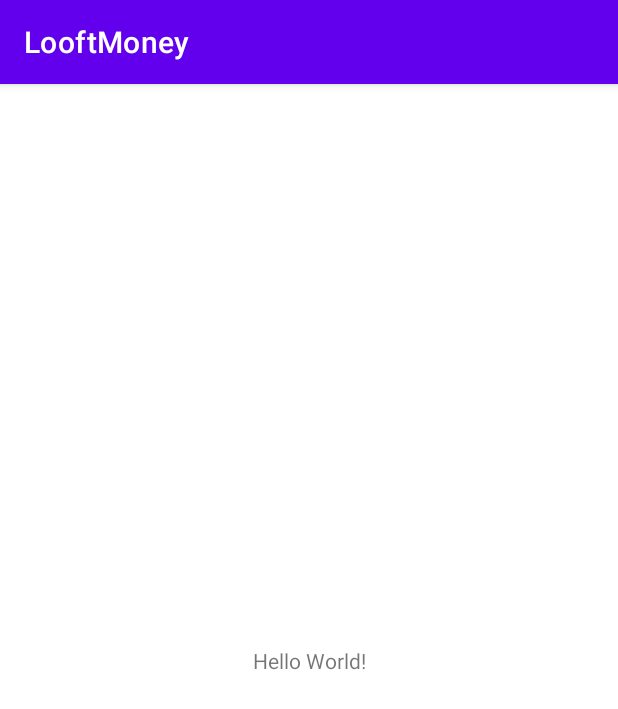
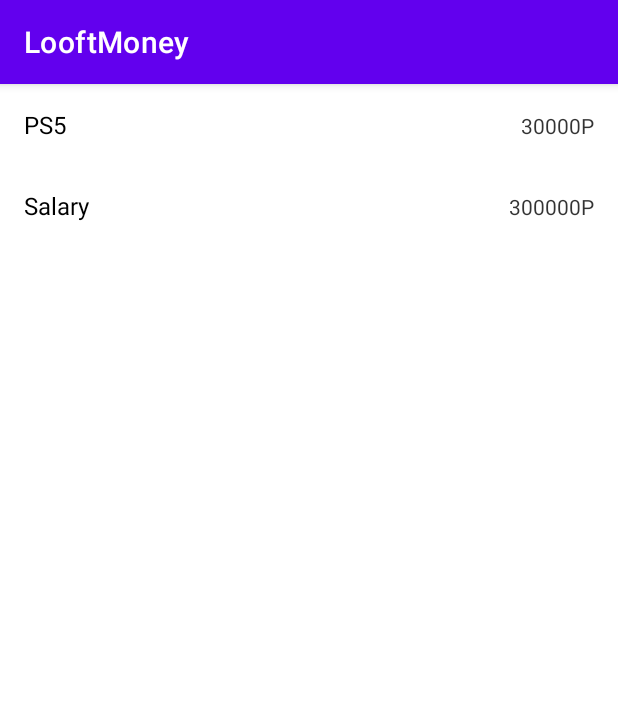
Before and after one commit to Ooz61/LooftMoney, an Android app: the MainActivity screen opened directly, with no data from a screen before it, on a phone screen of 412 x 824 dp. Shown: the top 709 px of the screen. Run offline under Robolectric (Android 15) with nearby library versions, the phone set to English and light mode, and no system bars.

Commit message:
add "Lists"

```diff
--- a/app/src/main/AndroidManifest.xml
+++ b/app/src/main/AndroidManifest.xml
@@ -9,7 +9,8 @@
         android:roundIcon="@mipmap/ic_launcher_round"
         android:supportsRtl="true"
         android:theme="@style/Theme.LooftMoney">
-        <activity android:name=".AddItemActivity"></activity>
+        <activity android:name=".cells.MoneyCellAdapter"></activity>
+        <activity android:name=".AddItemActivity" />
         <activity android:name=".MainActivity">
             <intent-filter>
                 <action android:name="android.intent.action.MAIN" />
--- a/app/src/main/java/com/example/looftmoney/MainActivity.java
+++ b/app/src/main/java/com/example/looftmoney/MainActivity.java
@@ -1,14 +1,25 @@
 package com.example.looftmoney;
-
-import androidx.appcompat.app.AppCompatActivity;
-import androidx.recyclerview.widget.RecyclerView;
 
 import android.content.Intent;
 import android.os.Bundle;
+import android.widget.Toast;
+
+import com.example.looftmoney.cells.MoneyCellAdapter;
+import com.example.looftmoney.cells.MoneyCellAdapterClick;
+import com.example.looftmoney.cells.MoneyItem;
+
+import java.util.ArrayList;
+import java.util.List;
+
+import androidx.appcompat.app.AppCompatActivity;
+import androidx.recyclerview.widget.LinearLayoutManager;
+import androidx.recyclerview.widget.RecyclerView;
 
 public class MainActivity extends AppCompatActivity {
 
     private RecyclerView itemsView;
+
+    private MoneyCellAdapter moneyCellAdapter = new MoneyCellAdapter();
 
     @Override
     protected void onCreate(Bundle savedInstanceState) {
@@ -19,9 +30,40 @@ public class MainActivity extends AppCompatActivity {
         startActivity(intent);
 
         configureRecyclerView();
+
+        generateMoney();
+    }
+
+    private void generateMoney(){
+        List<MoneyItem> moneyItem = new ArrayList<>();
+        moneyItem.add(new MoneyItem("PS5","30000P"));
+        moneyItem.add(new MoneyItem("Salary", "300000P"));
+
+        moneyCellAdapter.setData(moneyItem);
     }
 
     private void configureRecyclerView() {
         itemsView = findViewById(R.id.itemsView);
+        itemsView.setAdapter(moneyCellAdapter);
+
+        moneyCellAdapter.moneyCellAdapterClick = new MoneyCellAdapterClick() {
+            @Override
+            public void onCellClick(MoneyItem moneyItem) {
+                Toast.makeText(getApplicationContext(),"Cell clicked" + moneyItem.getValue(),Toast.LENGTH_LONG).show();
+            }
+
+            @Override
+            public void OnTitleClick() {
+                Toast.makeText(getApplicationContext(),"Title clicked",Toast.LENGTH_LONG).show();
+
+            }
+        };
+
+        RecyclerView.LayoutManager layoutManager = new LinearLayoutManager(getApplicationContext(),
+                LinearLayoutManager.VERTICAL,false);
+
+        itemsView.setLayoutManager(layoutManager);
+
+
     }
 }
--- /dev/null
+++ b/app/src/main/java/com/example/looftmoney/cells/MoneyCellAdapter.java
@@ -0,0 +1,92 @@
+package com.example.looftmoney.cells;
+
+import android.view.LayoutInflater;
+import android.view.View;
+import android.view.ViewGroup;
+import android.widget.TextView;
+
+import com.example.looftmoney.R;
+
+import java.util.ArrayList;
+import java.util.List;
+
+import androidx.annotation.NonNull;
+import androidx.recyclerview.widget.RecyclerView;
+
+public class MoneyCellAdapter extends RecyclerView.Adapter<MoneyCellAdapter.MoneyViewHolder> {
+
+    private List<MoneyItem> moneyItemList = new ArrayList<>();
+
+    public MoneyCellAdapterClick moneyCellAdapterClick;
+
+    public void setData(List<MoneyItem> moneyItems) {
+        moneyItemList.clear();
+        moneyItemList.addAll(moneyItems);
+
+        notifyDataSetChanged();
+    }
+
+    public void setMoneyCellAdapterClick(MoneyCellAdapterClick moneyCellAdapterClick) {
+        this.moneyCellAdapterClick = moneyCellAdapterClick;
+    }
+
+    @NonNull
+    @Override
+    public MoneyViewHolder onCreateViewHolder(@NonNull ViewGroup parent, int viewType) {
+        LayoutInflater layoutInflater = LayoutInflater.from(parent.getContext());
+        return new MoneyViewHolder(layoutInflater.inflate(R.layout.cell_money,parent, false),
+                moneyCellAdapterClick);
+    }
+
+    @Override
+    public void onBindViewHolder(@NonNull MoneyViewHolder holder, int position) {
+        holder.bind(moneyItemList.get(position));
+    }
+
+    @Override
+    public int getItemCount() {
+        return moneyItemList.size();
+    }
+
+    static class MoneyViewHolder extends RecyclerView.ViewHolder {
+
+        private TextView titleTextView;
+        private TextView valueTextView;
+        private MoneyCellAdapterClick moneyCellAdapterClick;
+
+        public MoneyViewHolder(@NonNull View itemView,MoneyCellAdapterClick moneyCellAdapterClick) {
+            super(itemView);
+
+            this.moneyCellAdapterClick =moneyCellAdapterClick;
+
+            titleTextView = itemView.findViewById(R.id.moneyCellTitleView);
+            valueTextView = itemView.findViewById(R.id.moneyCellValueView);
+
+        }
+
+        public void bind(MoneyItem moneyItem) {
+            titleTextView.setText(moneyItem.getTitle());
+            valueTextView.setText(moneyItem.getValue());
+
+            itemView.setOnClickListener(new View.OnClickListener() {
+                @Override
+                public void onClick(View v) {
+                    if(moneyCellAdapterClick !=null) {
+                        moneyCellAdapterClick.onCellClick(moneyItem);
+
+                    }
+                }
+            });
+
+            titleTextView.setOnClickListener(new View.OnClickListener() {
+                @Override
+                public void onClick(View v) {
+                    if(moneyCellAdapterClick != null){
+                        moneyCellAdapterClick.OnTitleClick();
+                    }
+                }
+            });
+        }
+    }
+
+}
--- /dev/null
+++ b/app/src/main/java/com/example/looftmoney/cells/MoneyCellAdapterClick.java
@@ -0,0 +1,6 @@
+package com.example.looftmoney.cells;
+
+public interface MoneyCellAdapterClick {
+    void onCellClick(MoneyItem moneyItem);
+    void OnTitleClick();
+}
--- /dev/null
+++ b/app/src/main/java/com/example/looftmoney/cells/MoneyItem.java
@@ -0,0 +1,20 @@
+package com.example.looftmoney.cells;
+
+public class MoneyItem {
+
+    private String title;
+    private String value;
+
+    public MoneyItem(String title, String value) {
+        this.title = title;
+        this.value = value;
+    }
+
+    public String getTitle() {
+        return title;
+    }
+
+    public String getValue() {
+        return value;
+    }
+}
--- a/app/src/main/res/layout/activity_add_item.xml
+++ b/app/src/main/res/layout/activity_add_item.xml
@@ -1,11 +1,11 @@
 <?xml version="1.0" encoding="utf-8"?>
-<androidx.appcompat.widget.LinearLayoutCompat
-    android:orientation="vertical"
+<RelativeLayout
     xmlns:android="http://schemas.android.com/apk/res/android"
     xmlns:app="http://schemas.android.com/apk/res-auto"
     xmlns:tools="http://schemas.android.com/tools"
     android:layout_width="match_parent"
     android:layout_height="match_parent"
+    android:orientation="vertical"
     tools:context=".AddItemActivity">
 
     <EditText
@@ -17,6 +17,7 @@
         android:textSize="24sp"
         android:textColor="#dbdbdb"
         android:lineSpacingExtra="0sp"
+        android:layout_centerInParent="true"
         tools:text="Название"
         android:hint="@string/edittext_name_hint" />
 
@@ -29,6 +30,8 @@
         android:textSize="24sp"
         android:textColor="#dbdbdb"
         android:lineSpacingExtra="0sp"
+        android:layout_below="@id/name"
+        android:layout_centerHorizontal="true"
         tools:text="Цена"
         android:hint="@string/edittext_price_hint" />
 
@@ -42,9 +45,11 @@
         android:textColor="@color/white"
         android:letterSpacing="0.04"
         android:gravity="center_horizontal"
+        android:layout_below="@id/price"
+        android:layout_centerHorizontal="true"
         tools:text="ДОБАВИТЬ"
         android:background="@null"
         android:text="@string/add_button_title" />
 
 
-</androidx.appcompat.widget.LinearLayoutCompat>
+</RelativeLayout>
--- a/app/src/main/res/layout/activity_main.xml
+++ b/app/src/main/res/layout/activity_main.xml
@@ -1,18 +1,17 @@
 <?xml version="1.0" encoding="utf-8"?>
-<androidx.constraintlayout.widget.ConstraintLayout xmlns:android="http://schemas.android.com/apk/res/android"
+<androidx.constraintlayout.widget.ConstraintLayout
+    xmlns:android="http://schemas.android.com/apk/res/android"
     xmlns:app="http://schemas.android.com/apk/res-auto"
     xmlns:tools="http://schemas.android.com/tools"
     android:layout_width="match_parent"
     android:layout_height="match_parent"
     tools:context=".MainActivity">
 
-    <TextView
-        android:layout_width="wrap_content"
-        android:layout_height="wrap_content"
-        android:text="Hello World!"
-        app:layout_constraintBottom_toBottomOf="parent"
-        app:layout_constraintLeft_toLeftOf="parent"
-        app:layout_constraintRight_toRightOf="parent"
-        app:layout_constraintTop_toTopOf="parent" />
+    <androidx.recyclerview.widget.RecyclerView
+        android:id="@+id/itemsView"
+        android:layout_width="match_parent"
+        android:layout_height="match_parent"
+        app:layout_constraintTop_toTopOf="parent"
+        app:layout_constraintBottom_toBottomOf="parent" />
 
 </androidx.constraintlayout.widget.ConstraintLayout>
--- /dev/null
+++ b/app/src/main/res/layout/activity_money_cell_adapter.xml
@@ -0,0 +1,9 @@
+<?xml version="1.0" encoding="utf-8"?>
+<androidx.constraintlayout.widget.ConstraintLayout xmlns:android="http://schemas.android.com/apk/res/android"
+    xmlns:app="http://schemas.android.com/apk/res-auto"
+    xmlns:tools="http://schemas.android.com/tools"
+    android:layout_width="match_parent"
+    android:layout_height="match_parent"
+    tools:context=".cells.MoneyCellAdapter">
+
+</androidx.constraintlayout.widget.ConstraintLayout>
--- /dev/null
+++ b/app/src/main/res/layout/cell_money.xml
@@ -0,0 +1,25 @@
+<?xml version="1.0" encoding="utf-8"?>
+<LinearLayout
+    xmlns:android="http://schemas.android.com/apk/res/android"
+    android:layout_width="match_parent"
+    android:layout_height="wrap_content"
+    android:padding="16dp"
+    android:orientation="horizontal">
+
+    <androidx.appcompat.widget.AppCompatTextView
+        android:id="@+id/moneyCellTitleView"
+        android:layout_width="0dp"
+        android:layout_height="wrap_content"
+        android:textColor="@android:color/black"
+        android:layout_weight="1"
+        android:textSize="16sp"/>
+
+    <androidx.appcompat.widget.AppCompatTextView
+        android:id="@+id/moneyCellValueView"
+        android:layout_width="wrap_content"
+        android:layout_height="wrap_content"
+        android:layout_marginStart="16dp"
+        android:alpha="0.8"
+        android:textColor="@android:color/black"/>
+
+</LinearLayout>
```
